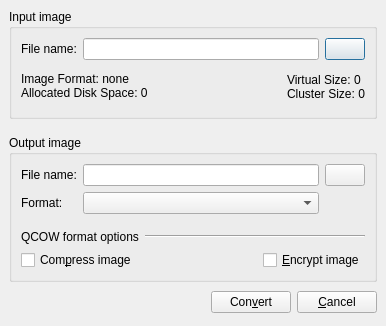
Old version of the form Convert_HDD_Image_Window.ui in the repository qunying/aqemu-old.
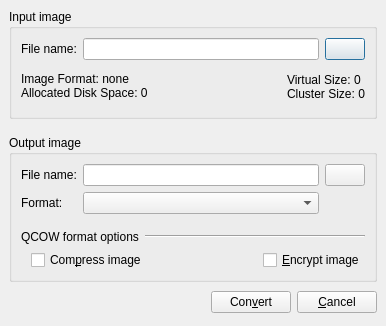
New version of the form. Icons and pictures are not drawn.

Patch:
```diff
--- a/Convert_HDD_Image_Window.ui
+++ b/Convert_HDD_Image_Window.ui
@@ -192,6 +192,9 @@
       </item>
       <item row="4" column="0" colspan="3">
        <layout class="QHBoxLayout" name="horizontalLayout">
+        <property name="leftMargin">
+         <number>10</number>
+        </property>
         <item>
          <widget class="QCheckBox" name="CH_Compressed">
           <property name="text">
```
